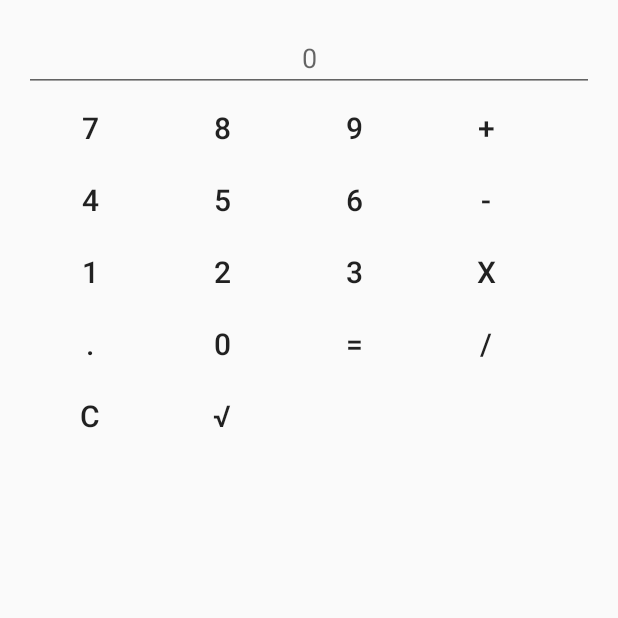
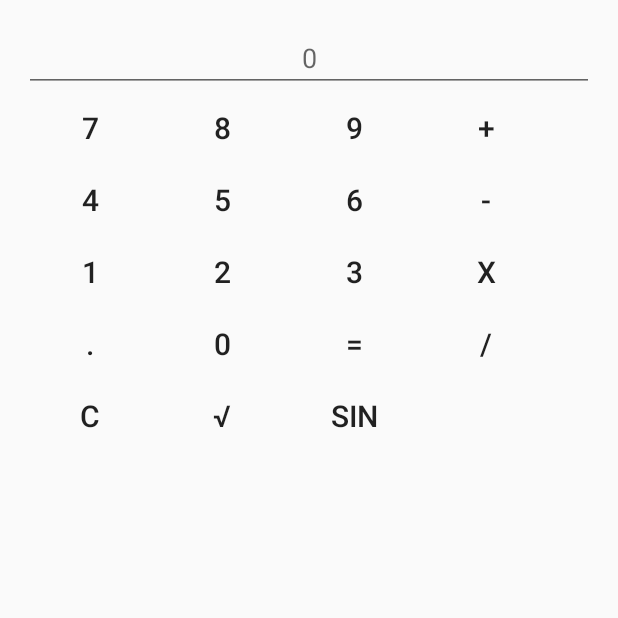
Before and after one commit to k46f/CalculAye, an Android app: the screen it shows after launch (MainActivity), on a phone screen of 412 x 824 dp, the top half of it. Run offline under Robolectric (Android 15) with nearby library versions, the phone set to English and light mode, and no system bars.

Commit message:
Sin added

```diff
--- a/app/src/main/java/com/example/k46f/calculaye/MainActivity.java
+++ b/app/src/main/java/com/example/k46f/calculaye/MainActivity.java
@@ -17,14 +17,14 @@
 
     private Button buttonSeven, buttonFour, buttonOne, buttonDot, buttonEight, buttonFive,
             buttonTwo, buttonZero, buttonNine, buttonSix, buttonThree, buttonEqual,
-            buttonAdd, buttonSubtract, buttonMultiply, buttonDivision, buttonClear, buttonRoot;
+            buttonAdd, buttonSubtract, buttonMultiply, buttonDivision, buttonClear, buttonRoot,
+            buttonSin;
 
     private String operator;
 
     private EditText ayeProcess, ayeBack;
 
     private Double result;
-    private Double resultSquare;
 
     private Double numberOne = 0.0;
     private Double numberTwo = 0.0;
@@ -56,6 +56,7 @@
         buttonDivision = (Button) findViewById(R.id.buttonDivision);
         buttonClear = (Button) findViewById(R.id.buttonClear);
         buttonRoot = (Button) findViewById(R.id.buttonRoot);
+        buttonSin = (Button) findViewById(R.id.buttonSin);
         ayeProcess = (EditText) findViewById(R.id.ayeProcess);
 
         buttonClear.setOnClickListener(new View.OnClickListener() {
@@ -186,9 +187,17 @@
         buttonRoot.setOnClickListener(new View.OnClickListener() {
             @Override
             public void onClick(View v) {
-                resultSquare = Double.parseDouble(ayeProcess.getText().toString());
-                resultSquare = Math.sqrt(resultSquare);
-                ayeProcess.setText(String.valueOf(resultSquare));
+                result = Double.parseDouble(ayeProcess.getText().toString());
+                result = Math.sqrt(result);
+                ayeProcess.setText(String.valueOf(result));
+            }
+        });
+        buttonSin.setOnClickListener(new View.OnClickListener() {
+            @Override
+            public void onClick(View v) {
+                result = Double.parseDouble(ayeProcess.getText().toString());
+                result = Math.sin(result);
+                ayeProcess.setText(String.valueOf(result));
             }
         });
         buttonEqual.setOnClickListener(new View.OnClickListener() {
--- a/app/src/main/res/layout/activity_main.xml
+++ b/app/src/main/res/layout/activity_main.xml
@@ -223,5 +223,15 @@
         android:layout_below="@id/buttonZero"
         android:layout_toRightOf="@id/buttonClear"
         />
+    <Button
+        android:id="@+id/buttonSin"
+        style="@style/Widget.AppCompat.Button.Borderless"
+        android:layout_width="wrap_content"
+        android:layout_height="wrap_content"
+        android:text="Sin"
+        android:textSize="20sp"
+        android:layout_below="@id/buttonEqual"
+        android:layout_toRightOf="@id/buttonRoot"
+        />
 
 </RelativeLayout>
```
